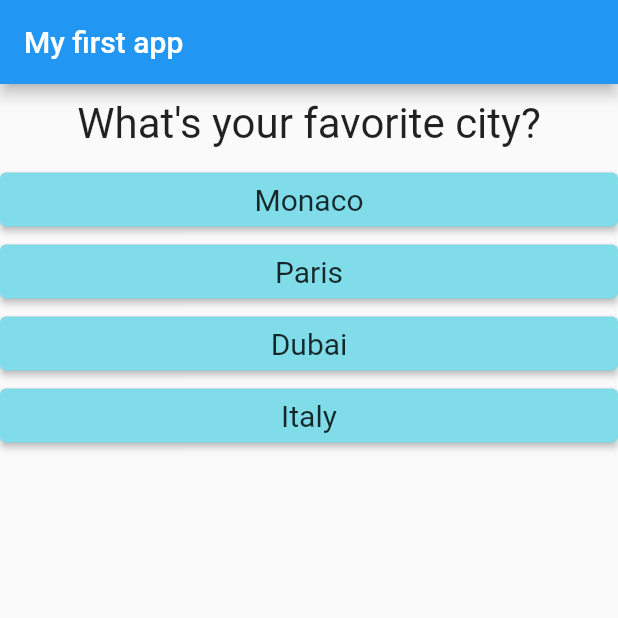
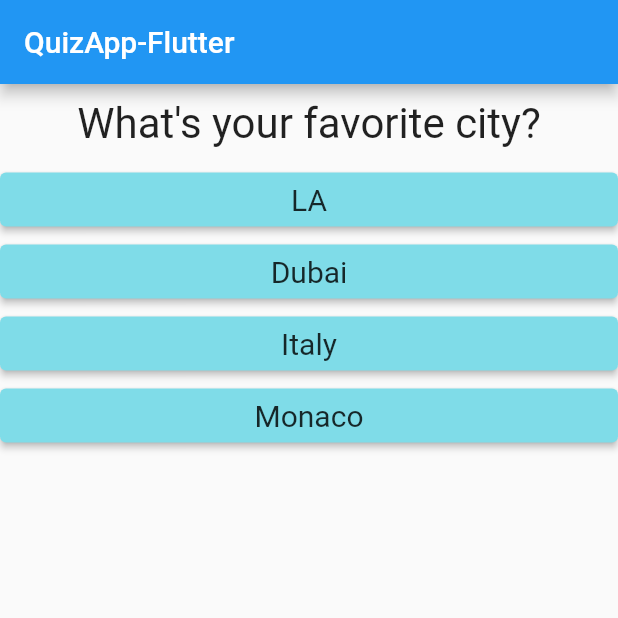
Before and after one commit to Saransh29/QuizApp-Flutter, a Flutter app: the screen it shows after launch, after a tap on "Black", after a tap on "Dog", on a phone screen of 412 x 824 dp, the top half of it. Run offline on Flutter 3.47's test engine with Material 2 defaults, Android fonts, the phone set to English and light mode, and no system bars.

Commit message:
final without ui changes

```diff
--- a/lib/main.dart
+++ b/lib/main.dart
@@ -1,6 +1,6 @@
 import 'package:flutter/material.dart';
-import './question.dart';
-import './answer.dart';
+import './quiz.dart';
+import './result.dart';
 
 void main() {
   runApp(MyApp());
@@ -19,9 +19,67 @@ class MyApp extends StatefulWidget {
 // be used inside this main.dart file
 
 class _MyAppState extends State<MyApp> {
+  static const _questions = [
+    // or final question  = const can also be used
+    {
+      'questionText': 'What\'s your favorite color?',
+      'answers': [
+        {'text': 'Black', 'score': 10},
+        {'text': 'Green', 'score': 5},
+        {'text': 'Blue', 'score': 1},
+        {'text': 'Cyan', 'score': 3}
+      ]
+    },
+    {
+      'questionText': "What's your favorite animal?",
+      'answers': [
+        {'text': 'Cat', 'score': 10},
+        {'text': 'Dog', 'score': 5},
+        {'text': 'Panda', 'score': 2},
+        {'text': 'Lion', 'score': 1}
+      ]
+    },
+    {
+      'questionText': 'What\'s your favorite city?',
+      'answers': [
+        {'text': 'LA', 'score': 10},
+        {'text': 'Dubai', 'score': 5},
+        {'text': 'Italy', 'score': 2},
+        {'text': 'Monaco', 'score': 1}
+      ]
+    },
+    {
+      'questionText': 'What\'s your favorite car?',
+      'answers': [
+        {'text': 'Aston Martin', 'score': 10},
+        {'text': 'Dubai', 'score': 5},
+        {'text': 'Mclaren', 'score': 2},
+        {'text': 'Ferrari', 'score': 1}
+      ]
+    },
+  ]; //lists are created with [] brackets
+  //Maps are created with {} brackets
+
   var _questionIndex = 0;
+  var _totalscore = 0;
 
-  void _answerQuestion() {
+  void _resetQuiz() {
+    setState(() {
+      _questionIndex = 0;
+      _totalscore = 0;
+    });
+  }
+
+  void _answerQuestion(int score) {
+    // bool aBool = true;
+    // aBool = false;
+
+    _totalscore += score;
+
+    if (_questionIndex < _questions.length) {
+      print('We have more questions');
+    } else
+      print("no more questions");
     setState(() {
       _questionIndex++;
     });
@@ -32,42 +90,18 @@ class _MyAppState extends State<MyApp> {
   Widget build(BuildContext context) {
     //final is run time constant = use when you dont know what value will be at compile time
     //const in compile time constant = use if sure value isn't changing when running code
-    final questions = [
-      {
-        'questionText': 'What\'s your favorite color?',
-        'answers': ['Black', 'Red', 'Blue', 'Cyan']
-      },
-      {
-        'questionText': "What's your favorite animal?",
-        'answers': ['Cat', 'Dog', 'Panda', 'lion']
-      },
-      {
-        'questionText': 'What\'s your favorite city?',
-        'answers': ['Monaco', 'Paris', 'Dubai', 'Italy']
-      },
-      {
-        'questionText': 'What\'s your favorite car?',
-        'answers': ['Ferrari', 'Aston Martin', 'Lamborghini', 'Mclaren']
-      },
-    ]; //lists are created with [] brackets
-    //Maps are created with {} brackets
+
     return MaterialApp(
       home: Scaffold(
         appBar: AppBar(
-          title: Text("My first app"),
+          title: Text("QuizApp-Flutter"),
         ),
-        body: Column(
-          children: [
-            Question(
-              questions[_questionIndex]
-                  ['questionText'], //questions.elementAt(0)
-            ), //... is spread operator ...[a, b, c] is just a, b, c
-            ...(questions[_questionIndex]['answers'] as List<String>)
-                .map((answer) {
-              return Answer(_answerQuestion, answer);
-            }).toList()
-          ],
-        ),
+        body: _questionIndex < _questions.length
+            ? Quiz(
+                answerQuestion: _answerQuestion,
+                questionIndex: _questionIndex,
+                questions: _questions)
+            : Result(_totalscore,_resetQuiz),
       ),
     );
   }
--- /dev/null
+++ b/lib/quiz.dart
@@ -0,0 +1,29 @@
+import 'package:flutter/material.dart';
+import './answer.dart';
+import './question.dart';
+
+class Quiz extends StatelessWidget {
+  final List<Map<String, Object>> questions;
+  final int questionIndex;
+  final Function answerQuestion;
+
+  Quiz(
+      {@required this.questions,
+      @required this.answerQuestion,
+      @required this.questionIndex});
+
+  @override
+  Widget build(BuildContext context) {
+    return Column(
+      children: [
+        Question(
+          questions[questionIndex]['questionText'], //questions.elementAt(0)
+        ), //... is spread operator ...[a, b, c] is just a, b, c
+        ...(questions[questionIndex]['answers'] as List<Map<String, Object>>)
+            .map((answer) {
+          return Answer(() => answerQuestion(answer['score']), answer['text']);
+        }).toList()
+      ],
+    );
+  }
+}
```
Also changed, not shown: lib/result.dart (added, +45 -0 lines).
